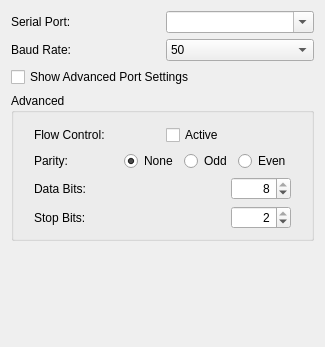
This is src/ui/SerialSettings.ui in mavlink/qgroundcontrol as Qt 5 draws it before an edit. The edited form follows.
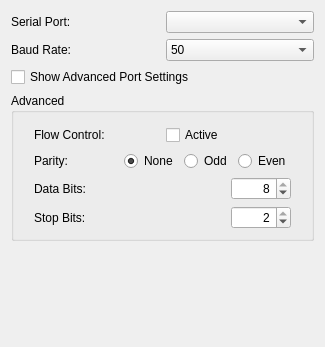
This is the edited form.

Commit message: Show user friendly port name in Serial Settings combo box.

Patch:
```diff
--- a/src/ui/SerialSettings.ui
+++ b/src/ui/SerialSettings.ui
@@ -41,7 +41,10 @@
         <string>The serial port to which the system is connected. All ports listed here should work.</string>
        </property>
        <property name="editable">
-        <bool>true</bool>
+        <bool>false</bool>
+       </property>
+       <property name="maxCount">
+        <number>100</number>
        </property>
        <property name="sizeAdjustPolicy">
         <enum>QComboBox::AdjustToContents</enum>
```
Left out of the diff: 6 changed lines with no effect on the pictures. The commit also changes 5 other files.
